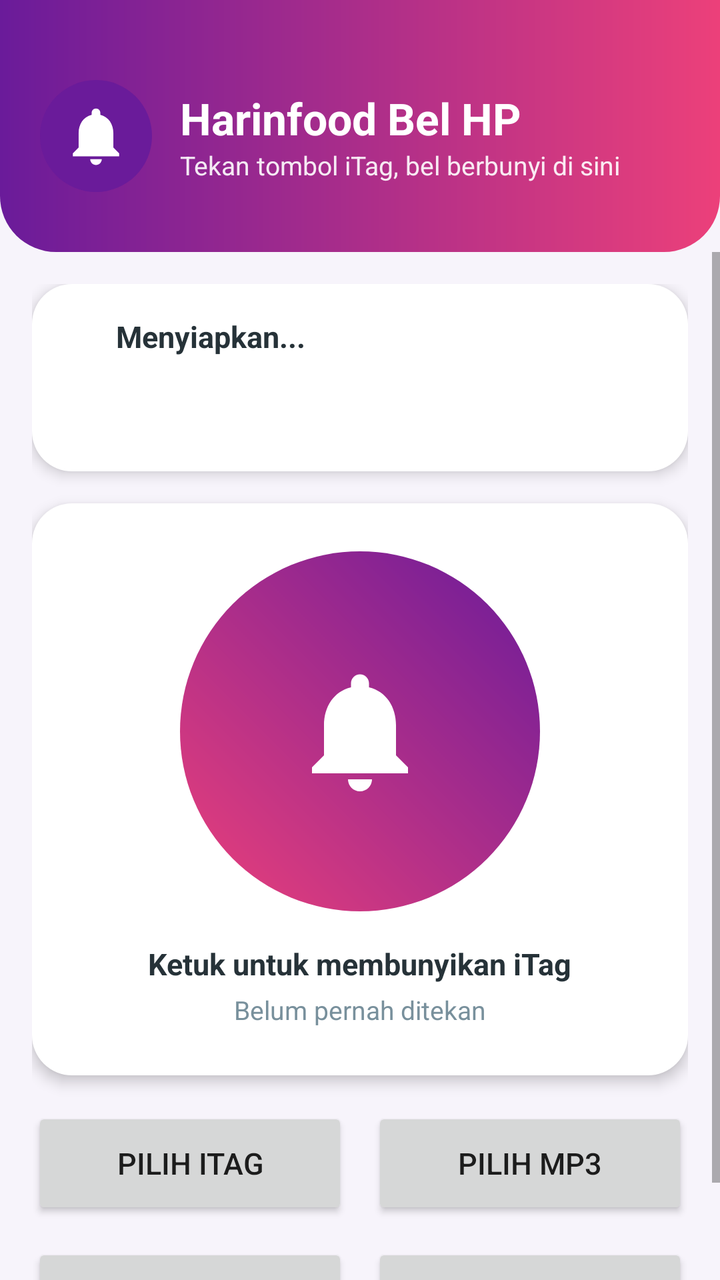
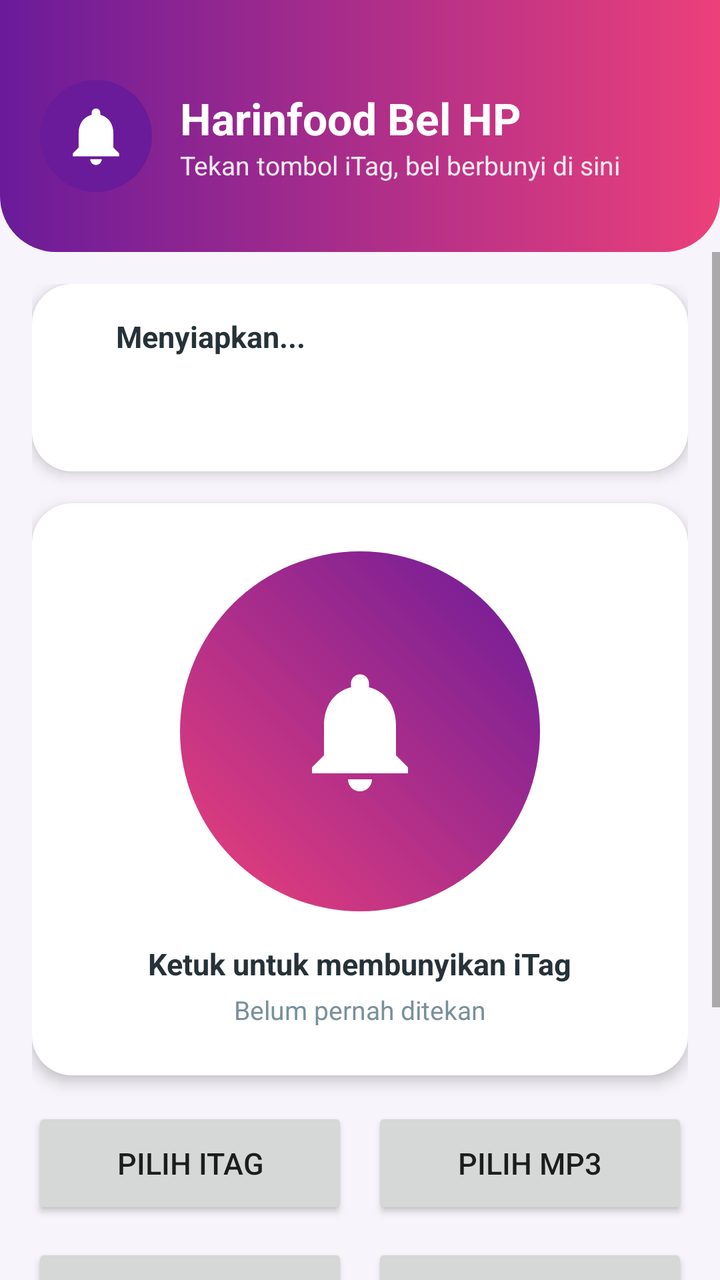

Two renders of the same Android screen: before a commit and after it. Below are the layout's source before the change and the commit's diff.
<!-- AndroidManifest.xml: application theme Theme.BelPintu -->
<!-- res/layout/activity_main.xml -->
<?xml version="1.0" encoding="utf-8"?>
<LinearLayout xmlns:android="http://schemas.android.com/apk/res/android"
    android:layout_width="match_parent"
    android:layout_height="match_parent"
    android:orientation="vertical"
    android:background="@color/latar">

    
    <LinearLayout
        android:layout_width="match_parent"
        android:layout_height="wrap_content"
        android:orientation="horizontal"
        android:gravity="center_vertical"
        android:background="@drawable/bg_header"
        android:paddingStart="20dp"
        android:paddingEnd="20dp"
        android:paddingTop="40dp"
        android:paddingBottom="30dp">

        <ImageView
            android:layout_width="56dp"
            android:layout_height="56dp"
            android:src="@drawable/ic_app" />

        <LinearLayout
            android:layout_width="0dp"
            android:layout_height="wrap_content"
            android:layout_weight="1"
            android:orientation="vertical"
            android:layout_marginStart="14dp">

            <TextView
                android:layout_width="wrap_content"
                android:layout_height="wrap_content"
                android:text="Harinfood Bel HP"
                android:textColor="#FFFFFF"
                android:textSize="22sp"
                android:textStyle="bold" />

            <TextView
                android:layout_width="wrap_content"
                android:layout_height="wrap_content"
                android:text="Tekan tombol iTag, bel berbunyi di sini"
                android:textColor="#E6FFFFFF"
                android:textSize="13sp" />
        </LinearLayout>
    </LinearLayout>

    <ScrollView
        android:layout_width="match_parent"
        android:layout_height="0dp"
        android:layout_weight="1"
        android:overScrollMode="never">

        <LinearLayout
            android:layout_width="match_parent"
            android:layout_height="wrap_content"
            android:orientation="vertical"
            android:padding="16dp">

            
            <LinearLayout
                android:id="@+id/kartuStatus"
                android:layout_width="match_parent"
                android:layout_height="wrap_content"
                android:orientation="horizontal"
                android:gravity="center_vertical"
                android:padding="16dp"
                android:background="@drawable/bg_kartu"
                android:elevation="4dp">

                <View
                    android:id="@+id/dot"
                    android:layout_width="14dp"
                    android:layout_height="14dp" />

                <LinearLayout
                    android:layout_width="0dp"
                    android:layout_height="wrap_content"
                    android:layout_weight="1"
                    android:orientation="vertical"
                    android:layout_marginStart="12dp">

                    <TextView
                        android:id="@+id/txtStatus"
                        android:layout_width="match_parent"
                        android:layout_height="wrap_content"
                        android:text="Menyiapkan..."
                        android:textColor="@color/teks"
                        android:textSize="15sp"
                        android:textStyle="bold" />

                    <TextView
                        android:id="@+id/txtMac"
                        android:layout_width="match_parent"
                        android:layout_height="wrap_content"
                        android:layout_marginTop="4dp"
                        android:textColor="@color/abu"
                        android:textSize="13sp" />

                    <TextView
                        android:id="@+id/txtSuara"
                        android:layout_width="match_parent"
                        android:layout_height="wrap_content"
                        android:layout_marginTop="2dp"
                        android:textColor="@color/abu"
                        android:textSize="13sp" />
                </LinearLayout>
            </LinearLayout>

            
            <LinearLayout
                android:layout_width="match_parent"
                android:layout_height="wrap_content"
                android:orientation="vertical"
                android:gravity="center_horizontal"
                android:padding="24dp"
                android:layout_marginTop="16dp"
                android:background="@drawable/bg_kartu"
                android:elevation="4dp">

                <FrameLayout
                    android:id="@+id/bel"
                    android:layout_width="180dp"
                    android:layout_height="180dp"
                    android:background="@drawable/bg_bel"
                    android:foreground="?android:attr/selectableItemBackgroundBorderless"
                    android:clickable="true"
                    android:focusable="true">

                    <ImageView
                        android:layout_width="72dp"
                        android:layout_height="72dp"
                        android:layout_gravity="center"
                        android:src="@drawable/ic_lonceng"
                        android:tint="#FFFFFF" />
                </FrameLayout>

                <TextView
                    android:layout_width="wrap_content"
                    android:layout_height="wrap_content"
                    android:layout_marginTop="16dp"
                    android:text="Ketuk untuk membunyikan iTag"
                    android:textColor="@color/teks"
                    android:textSize="15sp"
                    android:textStyle="bold" />

                <TextView
                    android:id="@+id/txtTerakhir"
                    android:layout_width="wrap_content"
                    android:layout_height="wrap_content"
                    android:layout_marginTop="4dp"
                    android:text="Belum pernah ditekan"
                    android:textColor="@color/abu"
                    android:textSize="13sp" />
            </LinearLayout>

            
            <LinearLayout
                android:layout_width="match_parent"
                android:layout_height="wrap_content"
                android:orientation="horizontal"
                android:layout_marginTop="16dp">

                <Button
                    android:id="@+id/btnPilih"
                    android:layout_width="0dp"
                    android:layout_height="56dp"
                    android:layout_weight="1"
                    android:minHeight="0dp"
                    android:minWidth="0dp"
                    android:drawablePadding="8dp"
                    android:text="Pilih iTag"
                    android:textSize="15sp" />

                <Button
                    android:id="@+id/btnMp3"
                    android:layout_width="0dp"
                    android:layout_height="56dp"
                    android:layout_weight="1"
                    android:layout_marginStart="12dp"
                    android:minHeight="0dp"
                    android:minWidth="0dp"
                    android:drawablePadding="8dp"
                    android:text="Pilih MP3"
                    android:textSize="15sp" />
            </LinearLayout>

            
            <LinearLayout
                android:layout_width="match_parent"
                android:layout_height="wrap_content"
                android:orientation="horizontal"
                android:layout_marginTop="12dp">

                <Button
                    android:id="@+id/btnTes"
                    android:layout_width="0dp"
                    android:layout_height="56dp"
                    android:layout_weight="1"
                    android:minHeight="0dp"
                    android:minWidth="0dp"
                    android:drawablePadding="8dp"
                    android:text="Tes Bel"
                    android:textSize="15sp" />

                <Button
                    android:id="@+id/btnPutus"
                    android:layout_width="0dp"
                    android:layout_height="56dp"
                    android:layout_weight="1"
                    android:layout_marginStart="12dp"
                    android:minHeight="0dp"
                    android:minWidth="0dp"
                    android:drawablePadding="8dp"
                    android:text="Putuskan"
                    android:textSize="15sp" />
            </LinearLayout>

            
            <LinearLayout
                android:id="@+id/kartuPindai"
                android:layout_width="match_parent"
                android:layout_height="wrap_content"
                android:orientation="vertical"
                android:padding="16dp"
                android:layout_marginTop="16dp"
                android:background="@drawable/bg_kartu"
                android:elevation="4dp"
                android:visibility="gone">

                <LinearLayout
                    android:layout_width="match_parent"
                    android:layout_height="wrap_content"
                    android:orientation="horizontal"
                    android:gravity="center_vertical">

                    <TextView
                        android:id="@+id/txtPindai"
                        android:layout_width="0dp"
                        android:layout_height="wrap_content"
                        android:layout_weight="1"
                        android:textColor="@color/teks"
                        android:textSize="15sp"
                        android:textStyle="bold" />

                    <TextView
                        android:id="@+id/btnTutupPindai"
                        android:layout_width="wrap_content"
                        android:layout_height="wrap_content"
                        android:padding="8dp"
                        android:text="Tutup"
                        android:textColor="@color/biru"
                        android:textStyle="bold" />
                </LinearLayout>

                <ListView
                    android:id="@+id/listPerangkat"
                    android:layout_width="match_parent"
                    android:layout_height="280dp"
                    android:layout_marginTop="8dp"
                    android:divider="#E0E0E0"
                    android:dividerHeight="1dp" />
            </LinearLayout>
        </LinearLayout>
    </ScrollView>
</LinearLayout>
<!-- resources referenced by this layout -->
<resources>
  <color name="abu">#78909C</color>
  <color name="biru">#1E88E5</color>
  <color name="latar">#F7F4FB</color>
  <color name="teks">#263238</color>
  <!-- drawable bg_bel (drawable) -->
  <?xml version="1.0" encoding="utf-8"?>
  <shape xmlns:android="http://schemas.android.com/apk/res/android" android:shape="oval">
      <gradient
          android:startColor="@color/pink"
          android:endColor="@color/ungu"
          android:angle="45" />
  </shape>
  <!-- drawable bg_header (drawable) -->
  <?xml version="1.0" encoding="utf-8"?>
  <shape xmlns:android="http://schemas.android.com/apk/res/android" android:shape="rectangle">
      <gradient
          android:startColor="@color/ungu"
          android:endColor="@color/pink"
          android:angle="0" />
      <corners
          android:bottomLeftRadius="28dp"
          android:bottomRightRadius="28dp" />
  </shape>
  <!-- drawable bg_kartu (drawable) -->
  <?xml version="1.0" encoding="utf-8"?>
  <shape xmlns:android="http://schemas.android.com/apk/res/android" android:shape="rectangle">
      <solid android:color="#FFFFFF" />
      <corners android:radius="20dp" />
  </shape>
  <!-- drawable ic_app (drawable) -->
  <?xml version="1.0" encoding="utf-8"?>
  <vector xmlns:android="http://schemas.android.com/apk/res/android"
      android:width="56dp"
      android:height="56dp"
      android:viewportWidth="24"
      android:viewportHeight="24">
      <path
          android:fillColor="#6A1B9A"
          android:pathData="M12,12m-12,0a12,12 0 1,0 24,0a12,12 0 1,0 -24,0" />
      <group
          android:scaleX="0.62"
          android:scaleY="0.62"
          android:pivotX="12"
          android:pivotY="12">
          <path
              android:fillColor="#FFFFFFFF"
              android:pathData="M12,22c1.1,0 2,-0.9 2,-2h-4c0,1.1 0.89,2 2,2zm6,-6v-5c0,-3.07 -1.64,-5.64 -4.5,-6.32V4c0,-0.83 -0.67,-1.5 -1.5,-1.5s-1.5,0.67 -1.5,1.5v0.68C7.63,5.36 6,7.92 6,11v5l-2,2v1h16v-1l-2,-2z" />
      </group>
  </vector>
  <!-- drawable ic_lonceng (drawable) -->
  <?xml version="1.0" encoding="utf-8"?>
  <vector xmlns:android="http://schemas.android.com/apk/res/android"
      android:width="24dp"
      android:height="24dp"
      android:viewportWidth="24"
      android:viewportHeight="24">
      <path
          android:fillColor="#FFFFFFFF"
          android:pathData="M12,22c1.1,0 2,-0.9 2,-2h-4c0,1.1 0.89,2 2,2zm6,-6v-5c0,-3.07 -1.64,-5.64 -4.5,-6.32V4c0,-0.83 -0.67,-1.5 -1.5,-1.5s-1.5,0.67 -1.5,1.5v0.68C7.63,5.36 6,7.92 6,11v5l-2,2v1h16v-1l-2,-2z" />
  </vector>
  <style name="Theme.BelPintu" parent="android:Theme.Material.Light.NoActionBar">
          <item name="android:colorPrimary">@color/ungu</item>
          <item name="android:colorPrimaryDark">@color/ungu</item>
          <item name="android:colorAccent">@color/pink</item>
          <item name="android:statusBarColor">@color/ungu</item>
          <item name="android:windowLightStatusBar">false</item>
          <item name="android:windowBackground">@color/latar</item>
      </style>
  <color name="pink">#EC407A</color>
  <color name="ungu">#6A1B9A</color>
</resources>

<!-- the commit's change to res/layout/activity_main.xml (unified diff, before → after) -->
@@ -205,17 +205,62 @@
                     android:textSize="15sp" />
 
                 <Button
+                    android:id="@+id/btnHentikan"
+                    android:layout_width="0dp"
+                    android:layout_height="56dp"
+                    android:layout_weight="1"
+                    android:minHeight="0dp"
+                    android:minWidth="0dp"
+                    android:drawablePadding="8dp"
+                    android:layout_marginStart="12dp"
+                    android:text="Hentikan Musik"
+                    android:textSize="15sp" />
+
+            </LinearLayout>
+
+            
+            <LinearLayout
+                android:layout_width="match_parent"
+                android:layout_height="wrap_content"
+                android:orientation="horizontal"
+                android:layout_marginTop="12dp">
+
+                <Button
+                    android:id="@+id/btnSambung"
+                    android:layout_width="0dp"
+                    android:layout_height="56dp"
+                    android:layout_weight="1"
+                    android:minHeight="0dp"
+                    android:minWidth="0dp"
+                    android:drawablePadding="8dp"
+                    android:text="Sambungkan"
+                    android:textSize="15sp" />
+
+                <Button
                     android:id="@+id/btnPutus"
                     android:layout_width="0dp"
                     android:layout_height="56dp"
                     android:layout_weight="1"
+                    android:minHeight="0dp"
+                    android:minWidth="0dp"
+                    android:drawablePadding="8dp"
                     android:layout_marginStart="12dp"
-                    android:minHeight="0dp"
-                    android:minWidth="0dp"
-                    android:drawablePadding="8dp"
                     android:text="Putuskan"
                     android:textSize="15sp" />
-            </LinearLayout>
+
+            </LinearLayout>
+
+            
+            <Button
+                android:id="@+id/btnLupakan"
+                android:layout_width="match_parent"
+                android:layout_height="52dp"
+                android:layout_marginTop="12dp"
+                android:minHeight="0dp"
+                android:minWidth="0dp"
+                android:drawablePadding="8dp"
+                android:text="Lupakan iTag"
+                android:textSize="14sp" />
 
             
             <LinearLayout
